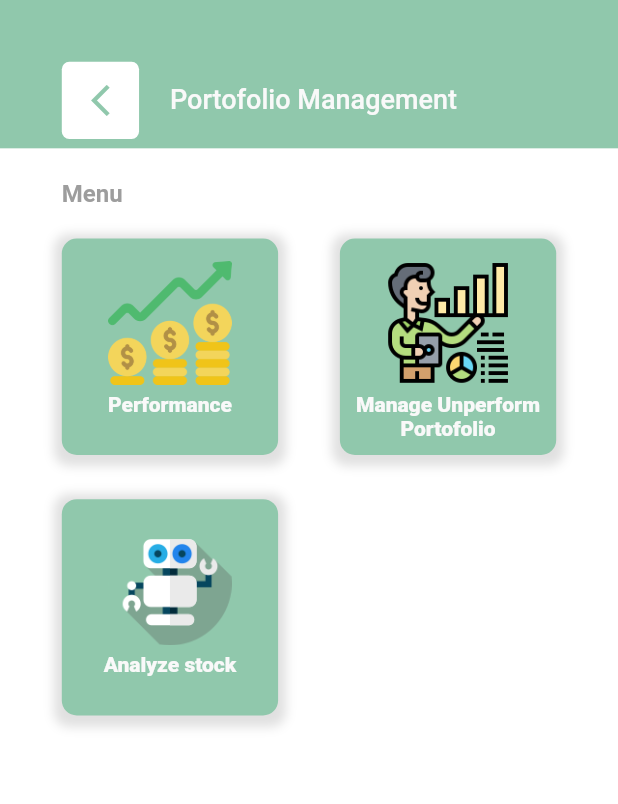
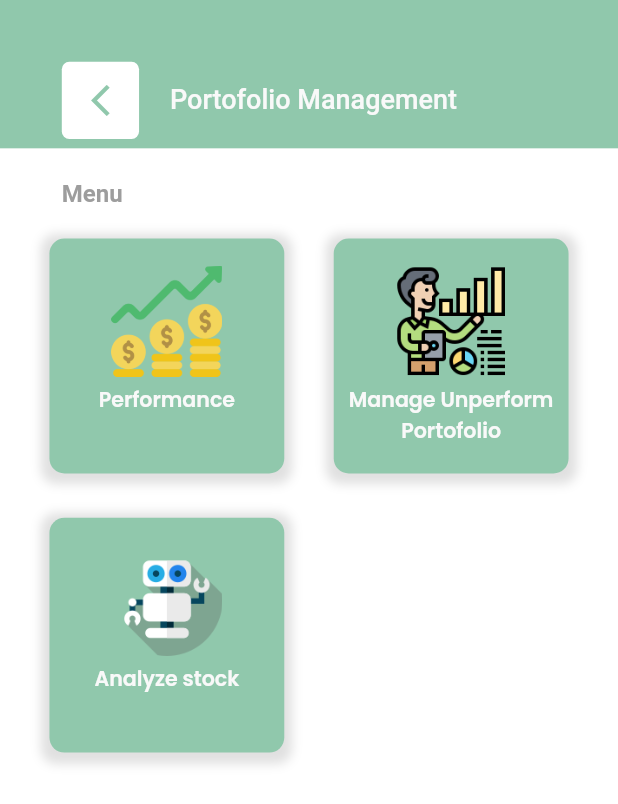
Before and after one commit to dafageraldine/recordinvest, a Flutter app: the Homepage screen opened directly, after a tap on "Log Out", after a tap on "Portofolio Management", on a phone screen of 412 x 824 dp. Shown: the top 804 px of the screen. Run offline on Flutter 3.47's test engine with Material 2 defaults, Android fonts, the phone set to English and light mode, and no system bars; our stand-ins replace dropdown_search, flutter_screenutil, fluttertoast, get, google_fonts, lottie and 2 more; accounts and stored records are empty; network calls fail.

Commit message:
added gfonts

```diff
--- a/lib/components/app_bar_with_back_button.dart
+++ b/lib/components/app_bar_with_back_button.dart
@@ -1,4 +1,5 @@
 import 'package:flutter/material.dart';
+import 'package:recordinvest/models/data.dart';
 
 class AppBarWithBackButton extends StatelessWidget {
   final String titleBar;
@@ -14,7 +15,7 @@ class AppBarWithBackButton extends StatelessWidget {
       width: width,
       height: height * 0.12,
       // color: Color.fromRGBO(217, 215, 241, 1),
-      color: const Color.fromRGBO(144, 200, 172, 1),
+      color: theme,
       child: Row(
         crossAxisAlignment: CrossAxisAlignment.start,
         mainAxisAlignment: MainAxisAlignment.start,
@@ -32,7 +33,7 @@ class AppBarWithBackButton extends StatelessWidget {
                 height: 0.125 * width,
                 child: Icon(
                   Icons.arrow_back_ios_new,
-                  color: const Color.fromRGBO(144, 200, 172, 1),
+                  color: theme,
                   size: 0.06 * width,
                 ),
               ),
--- a/lib/components/app_bar_with_back_button_and_icon.dart
+++ b/lib/components/app_bar_with_back_button_and_icon.dart
@@ -1,4 +1,5 @@
 import 'package:flutter/material.dart';
+import 'package:recordinvest/models/data.dart';
 
 class AppBarWithBackButtonAndIconButton extends StatelessWidget {
   var onTapIcon;
@@ -15,7 +16,7 @@ class AppBarWithBackButtonAndIconButton extends StatelessWidget {
     return Container(
       width: width,
       height: height * 0.12,
-      color: const Color.fromRGBO(144, 200, 172, 1),
+      color: theme,
       child: Row(
         mainAxisAlignment: MainAxisAlignment.spaceEvenly,
         crossAxisAlignment: CrossAxisAlignment.start,
@@ -33,7 +34,7 @@ class AppBarWithBackButtonAndIconButton extends StatelessWidget {
                 height: 0.125 * width,
                 child: Icon(
                   Icons.arrow_back_ios_new,
-                  color: const Color.fromRGBO(144, 200, 172, 1),
+                  color: theme,
                   size: 0.06 * width,
                 ),
               ),
--- a/lib/components/app_bar_with_button.dart
+++ b/lib/components/app_bar_with_button.dart
@@ -1,4 +1,7 @@
 import 'package:flutter/material.dart';
+import 'package:flutter_screenutil/flutter_screenutil.dart';
+import '../models/data.dart';
+import 'package:google_fonts/google_fonts.dart';
 
 class AppBarWithButton extends StatelessWidget {
   var onTap;
@@ -19,23 +22,19 @@ class AppBarWithButton extends StatelessWidget {
       width: width,
       height: height * 0.1,
       // color: Color.fromRGBO(217, 215, 241, 1),
-      color: const Color.fromRGBO(144, 200, 172, 1),
+      color: theme,
       child: Padding(
         padding: EdgeInsets.only(left: 0.05 * width, top: 0.04 * height),
         child: Align(
             alignment: Alignment.centerLeft,
             child: Row(
               children: [
-                Text(
-                  titleBar,
-                  style: const TextStyle(
-                    fontWeight: FontWeight.w500,
-                    fontSize: 18,
-                    // color: Color.fromRGBO(104, 103, 172, 1),
-                    color: Color.fromRGBO(249, 249, 249, 1),
-                    // color: Color.fromRGBO(246, 198, 234, 1),
-                  ),
-                ),
+                Text(titleBar,
+                    style: GoogleFonts.poppins(
+                      fontWeight: FontWeight.bold,
+                      fontSize: 16.sp,
+                      color: const Color.fromRGBO(249, 249, 249, 1),
+                    )),
                 SizedBox(
                   width: 0.2 * width,
                 ),
@@ -46,16 +45,12 @@ class AppBarWithButton extends StatelessWidget {
                     height: 0.04 * height,
                     color: Colors.white,
                     child: Center(
-                        child: Text(
-                      titleButton,
-                      style: const TextStyle(
-                        fontWeight: FontWeight.w500,
-                        fontSize: 12,
-                        // color: Color.fromRGBO(104, 103, 172, 1),
-                        color: Color.fromRGBO(157, 157, 157, 1),
-                        // color: Color.fromRGBO(246, 198, 234, 1),
-                      ),
-                    )),
+                        child: Text(titleButton,
+                            style: GoogleFonts.poppins(
+                              fontWeight: FontWeight.w600,
+                              fontSize: 10.sp,
+                              color: const Color.fromRGBO(157, 157, 157, 1),
+                            ))),
                   ),
                 )
               ],
--- a/lib/components/card_menu.dart
+++ b/lib/components/card_menu.dart
@@ -1,4 +1,8 @@
 import 'package:flutter/material.dart';
+import 'package:flutter_screenutil/flutter_screenutil.dart';
+import 'package:google_fonts/google_fonts.dart';
+
+import '../models/data.dart';
 
 class CardMenu extends StatelessWidget {
   final String image;
@@ -18,14 +22,14 @@ class CardMenu extends StatelessWidget {
     return Align(
         alignment: Alignment.centerLeft,
         child: Padding(
-            padding: EdgeInsets.only(left: 0.1 * width),
+            padding: EdgeInsets.only(left: 0.08 * width),
             child: InkWell(
               onTap: onTap,
               child: Container(
-                width: 0.35 * width,
-                height: 0.35 * width,
+                width: 0.38 * width,
+                height: 0.38 * width,
                 decoration: BoxDecoration(
-                    color: const Color.fromRGBO(144, 200, 172, 1),
+                    color: theme,
                     borderRadius: BorderRadius.circular(10),
                     boxShadow: const [
                       BoxShadow(
@@ -37,23 +41,25 @@ class CardMenu extends StatelessWidget {
                 child: Column(
                   children: [
                     const SizedBox(
-                      height: 15,
+                      height: 18,
                     ),
                     Image.asset(
                       image,
-                      width: 0.2 * width,
-                      height: 0.2 * width,
+                      width: 0.18 * width,
+                      height: 0.18 * width,
                     ),
                     const SizedBox(
                       height: 5,
                     ),
-                    Text(
-                      title_card,
-                      textAlign: TextAlign.center,
-                      style: const TextStyle(
-                        fontWeight: FontWeight.w800,
-                        color: Color.fromRGBO(249, 249, 249, 1),
-                      ),
+                    SizedBox(
+                      width: 0.35.sw,
+                      child: Text(title_card,
+                          textAlign: TextAlign.center,
+                          style: GoogleFonts.poppins(
+                            fontWeight: FontWeight.w600,
+                            fontSize: 12.sp,
+                            color: const Color.fromRGBO(249, 249, 249, 1),
+                          )),
                     )
                   ],
                 ),
--- a/lib/components/saldo_card.dart
+++ b/lib/components/saldo_card.dart
@@ -1,4 +1,6 @@
 import 'package:flutter/material.dart';
+
+import '../models/data.dart';
 
 class SaldoCard extends StatelessWidget {
   final String saldo;
@@ -44,7 +46,7 @@ class SaldoCard extends StatelessWidget {
                   height: 30,
                   decoration: BoxDecoration(
                       // color: Color.fromRGBO(250, 244, 183, 1),
-                      color: const Color.fromRGBO(144, 200, 172, 1),
+                      color: theme,
                       borderRadius: BorderRadius.circular(10),
                       boxShadow: const [
                         BoxShadow(
--- a/lib/controller/manageunperformportofoliocontroller.dart
+++ b/lib/controller/manageunperformportofoliocontroller.dart
@@ -65,8 +65,7 @@ class ManageUnperformPortofolioController extends GetxController {
     var assetAkhir = (100 / desiredLoss) * (kurs_ * floatingLoss);
     var uangHarusDiinvest = assetAkhir - (uangInvestAwal * kurs_);
     var hargabep = (assetAkhir /
-            (unitDimiliki +
-                (uangHarusDiinvest / (hargaSaatIni * kurs_)))) /
+            (unitDimiliki + (uangHarusDiinvest / (hargaSaatIni * kurs_)))) /
         kurs_;
     var upPercent = ((hargabep - hargaSaatIni) / hargaSaatIni) * 100;
     var returnPerhariSwitchMoney =
@@ -153,8 +152,7 @@ class ManageUnperformPortofolioController extends GetxController {
                 width: 0.7 * Get.width,
                 height: 0.07 * Get.height,
                 decoration: BoxDecoration(
-                    color: const Color.fromRGBO(144, 200, 172, 1),
-                    borderRadius: BorderRadius.circular(10)),
+                    color: theme, borderRadius: BorderRadius.circular(10)),
                 child: const Center(
                     child: Text(
                   "Select",
--- a/lib/screens/home/home.dart
+++ b/lib/screens/home/home.dart
@@ -101,7 +101,7 @@ class Homepage extends StatelessWidget {
                 ),
                 CardMenu(
                   onTap: () {
-                    Get.to(CreditSimulation());
+                    Get.to(const CreditSimulation());
                   },
                   image: "assets/garage.png",
                   title_card: "credit\nsimulation",
--- a/lib/screens/login/login.dart
+++ b/lib/screens/login/login.dart
@@ -103,8 +103,7 @@ class Login extends StatelessWidget {
                       width: 0.85 * width,
                       height: 0.07 * height,
                       decoration: BoxDecoration(
-                          color: const Color.fromRGBO(144, 200, 172, 1),
-                          borderRadius: BorderRadius.circular(5)),
+                          color: theme, borderRadius: BorderRadius.circular(5)),
                       child: const Center(
                           child: Text(
                         "Login",
--- a/lib/screens/menu/creditsimulation.dart
+++ b/lib/screens/menu/creditsimulation.dart
@@ -5,6 +5,8 @@ import 'package:recordinvest/components/card_menu.dart';
 import 'package:recordinvest/screens/submenu/carcreditsimulation.dart';
 
 class CreditSimulation extends StatelessWidget {
+  const CreditSimulation({super.key});
+
   @override
   Widget build(BuildContext context) {
     double width = MediaQuery.of(context).size.width;
--- a/lib/screens/menu/portofoliomanagement.dart
+++ b/lib/screens/menu/portofoliomanagement.dart
@@ -12,6 +12,8 @@ import '../submenu/analyzestock.dart';
 class PortofolioManagement extends StatelessWidget {
   final StockAnalysisController _stockAnalysisController =
       Get.put(StockAnalysisController());
+
+  PortofolioManagement({super.key});
   @override
   Widget build(BuildContext context) {
     ScreenUtil.init(context, designSize: const Size(360, 690));
--- a/lib/screens/menu/record.dart
+++ b/lib/screens/menu/record.dart
@@ -7,6 +7,8 @@ import '../../../../models/data.dart';
 
 class Recordpage extends StatelessWidget {
   final RecordController _recordController = Get.put(RecordController());
+
+  Recordpage({super.key});
   @override
   Widget build(BuildContext context) {
     double width = MediaQuery.of(context).size.width;
--- a/lib/screens/splash/splash.dart
+++ b/lib/screens/splash/splash.dart
@@ -12,7 +12,7 @@ class Splash extends StatefulWidget {
 }
 
 class _SplashState extends State<Splash> {
-  SplashController _splashController = Get.put(SplashController());
+  final SplashController _splashController = Get.put(SplashController());
 
   @override
   Widget build(BuildContext context) {
--- a/lib/screens/submenu/carcreditsimulation.dart
+++ b/lib/screens/submenu/carcreditsimulation.dart
@@ -9,6 +9,8 @@ class CarCreditSimulation extends StatelessWidget {
   final CarCreditSimulationController _carCreditSimulationController =
       Get.put(CarCreditSimulationController());
   final HomeController _homeController = Get.find();
+
+  CarCreditSimulation({super.key});
 
   @override
   Widget build(BuildContext context) {
--- a/pubspec.yaml
+++ b/pubspec.yaml
@@ -43,6 +43,7 @@ dependencies:
   get: ^4.6.5
   flutter_screenutil: ^5.7.0
   lottie: ^2.3.2
+  google_fonts: ^4.0.5
 
 dev_dependencies:
   flutter_test:
```
Also changed, not shown: lib/models/data.dart (+12 -0 lines), lib/screens/submenu/analyzedetail.dart (+4 -6 lines), lib/screens/submenu/performance.dart (+4 -5 lines), assets/loading.json (renamed from assets/lottie/loading.json), pubspec.lock, 1 other file.
